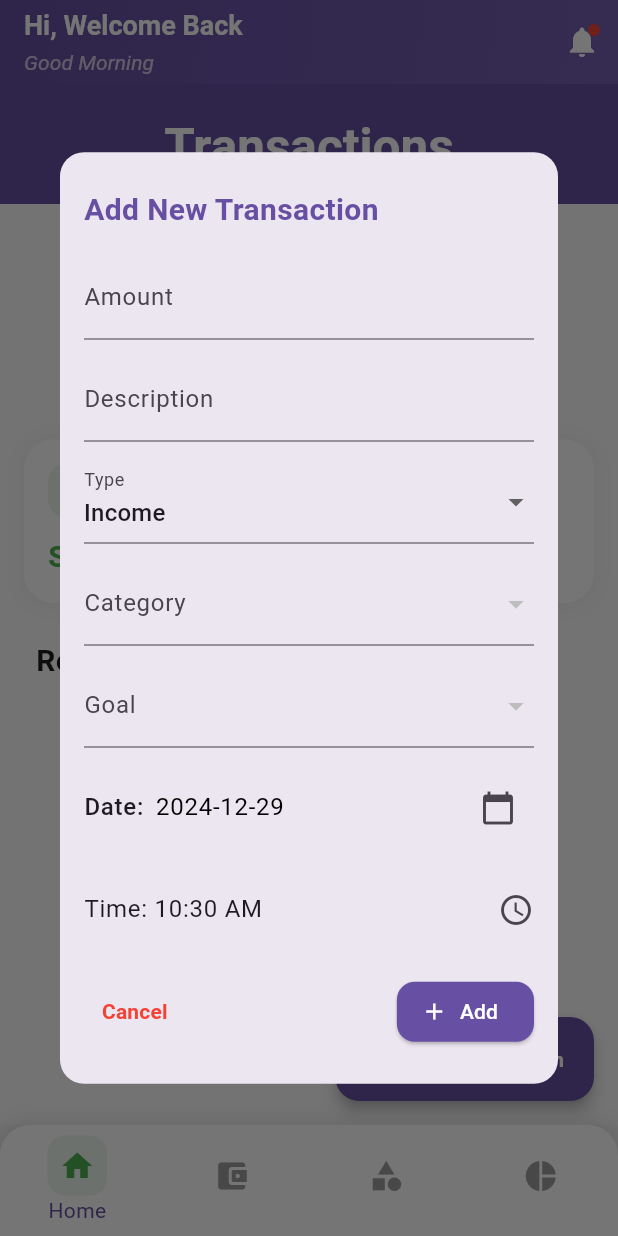
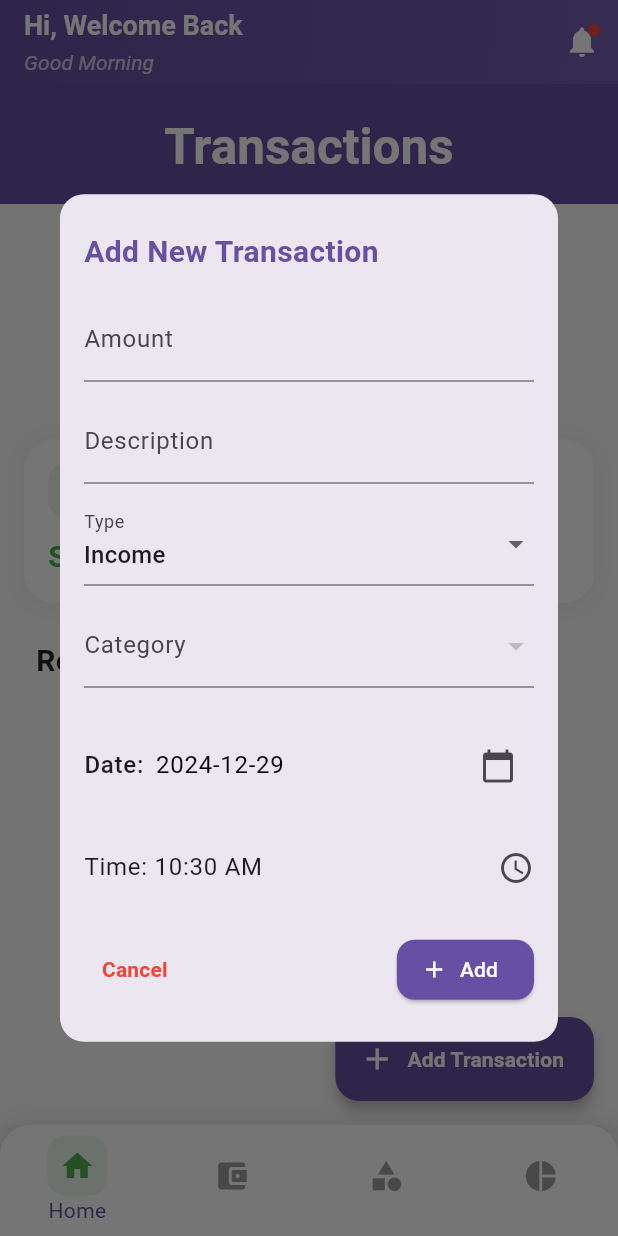
Before and after one commit to acrispin06/chioneapp, a Flutter app: the screen it shows after launch, after a tap on "Add Transaction", on a phone screen of 412 x 824 dp. Run offline on Flutter 3.47's test engine with Material 3 defaults, Android fonts, the phone set to English and light mode, and no system bars; our stand-ins replace sqflite; accounts and stored records are empty.

Commit message:
fix(goal): sincrozing UI when a transaction is added for a goal

```diff
--- a/lib/views/transaction_screen.dart
+++ b/lib/views/transaction_screen.dart
@@ -58,17 +58,22 @@ class _TransactionScreenState extends State<TransactionScreen> {
   Future<void> _showAddTransactionDialog() async {
     final transactionViewModel = Provider.of<TransactionViewModel>(context, listen: false);
     final goalViewModel = Provider.of<GoalViewModel>(context, listen: false);
-    // Fetch available goals
+
+    // Fetch initial data
     await goalViewModel.fetchGoals();
 
     await showDialog(
       context: context,
-      builder: (context) => Dialog(
+      builder: (context) {
+        return StatefulBuilder(
+          builder: (context, setState) {
+            return Dialog(
               shape: RoundedRectangleBorder(
                 borderRadius: BorderRadius.circular(16),
               ),
               child: Container(
                 padding: const EdgeInsets.symmetric(horizontal: 16, vertical: 24),
+                child: SingleChildScrollView(
                   child: Column(
                     mainAxisSize: MainAxisSize.min,
                     crossAxisAlignment: CrossAxisAlignment.start,
@@ -98,11 +103,11 @@ class _TransactionScreenState extends State<TransactionScreen> {
                             const SizedBox(height: 12),
 
                             // Type Dropdown
-                    _buildTypeDropdown(),
+                            _buildTypeDropdown(setState),
                             const SizedBox(height: 12),
 
                             // Category Dropdown
-                    _buildCategoryDropdown(),
+                            _buildCategoryDropdown(setState),
                             const SizedBox(height: 12),
 
                             // Goal Dropdown (only for income)
@@ -110,11 +115,11 @@ class _TransactionScreenState extends State<TransactionScreen> {
                             const SizedBox(height: 12),
 
                             // Date Picker
-                    _buildDatePicker(),
+                            _buildDatePicker(setState),
                             const SizedBox(height: 12),
 
                             // Time Picker
-                    _buildTimePicker(),
+                            _buildTimePicker(setState),
                           ],
                         ),
                       ),
@@ -127,7 +132,7 @@ class _TransactionScreenState extends State<TransactionScreen> {
                         children: [
                           TextButton(
                             onPressed: () => Navigator.of(context).pop(),
-                    child: Text(
+                            child: const Text(
                               "Cancel",
                               style: TextStyle(
                                 color: Colors.red,
@@ -153,18 +158,28 @@ class _TransactionScreenState extends State<TransactionScreen> {
                 ),
               ),
             );
+          },
+        );
+      },
+    );
   }
 
   Widget _buildGoalDropdown(GoalViewModel goalViewModel) {
+    return Consumer<GoalViewModel>(
+      builder: (context, viewModel, _) {
+        if (_selectedTypeId == 2 || _selectedCategoryId == null) {
+          return const SizedBox();
+        }
+
         return DropdownButtonFormField<int>(
           value: _selectedGoalId,
           decoration: const InputDecoration(
             labelText: "Goal",
           ),
-      items: goalViewModel.goals.map((goal) {
+          items: viewModel.filteredGoals.map((goal) {
             return DropdownMenuItem<int>(
-          value: (goal as Goal).id,
-          child: Text((goal as Goal).name),
+              value: goal.id,
+              child: Text(goal.name),
             );
           }).toList(),
           onChanged: (value) {
@@ -172,71 +187,65 @@ class _TransactionScreenState extends State<TransactionScreen> {
               _selectedGoalId = value;
             });
           },
-      validator: (value) {
-        if (_selectedTypeId == 1 && value == null) {
-          return "Please select a goal for this income.";
-        }
-        return null;
+        );
       },
     );
   }
 
-  Widget _buildTextField(String label, TextEditingController controller,
-      TextInputType type) {
+  Widget _buildTextField(String label, TextEditingController controller, TextInputType type) {
     return TextFormField(
       controller: controller,
       keyboardType: type,
       decoration: InputDecoration(
         labelText: label,
       ),
-      validator: (value) =>
-      value == null || value.isEmpty
-          ? "Please enter $label"
-          : null,
+      validator: (value) => value == null || value.isEmpty ? "Please enter $label" : null,
     );
   }
 
-  Widget _buildTypeDropdown() {
+  Widget _buildTypeDropdown(void Function(void Function()) setState) {
     return DropdownButtonFormField<int>(
       value: _selectedTypeId,
-      decoration: InputDecoration(
-        labelText: "Type",
-      ),
+      decoration: const InputDecoration(labelText: "Type"),
       items: const [
         DropdownMenuItem(value: 1, child: Text("Income")),
         DropdownMenuItem(value: 2, child: Text("Expense")),
       ],
       onChanged: (value) async {
-        setState(() => _selectedTypeId = value ?? 1);
-        await Provider.of<TransactionViewModel>(context, listen: false)
-            .fetchCategoriesByType(_selectedTypeId);
-        _initializeCategorySelection();
+        setState(() {
+          _selectedTypeId = value ?? 1;
+          _selectedGoalId = null; // Reset the goal if switching types
+        });
+
+        // Fetch categories based on the type
+        await Provider.of<TransactionViewModel>(context, listen: false).fetchCategoriesByType(_selectedTypeId);
+        setState(() => _initializeCategorySelection());
       },
     );
   }
 
-  Widget _buildCategoryDropdown() {
+  Widget _buildCategoryDropdown(void Function(void Function()) setState) {
     return Consumer<TransactionViewModel>(
       builder: (context, viewModel, _) {
         return DropdownButtonFormField<int>(
           value: _selectedCategoryId,
-          decoration: InputDecoration(
-            labelText: "Category",
-          ),
+          decoration: const InputDecoration(labelText: "Category"),
           items: viewModel.categories.map((category) {
             return DropdownMenuItem<int>(
               value: category['id'] as int,
               child: Text(category['name']),
             );
           }).toList(),
-          onChanged: (value) {
+          onChanged: (value) async {
             if (value != null) {
-              final selectedCategory = viewModel.categories.firstWhere((
-                  c) => c['id'] == value);
+              final goalViewModel = Provider.of<GoalViewModel>(context, listen: false);
               setState(() {
                 _selectedCategoryId = value;
-                _selectedIconId = selectedCategory['icon_id'];
+                _selectedGoalId = null; // Reset goal dropdown
               });
+
+              // Filter goals based on the selected category
+              await goalViewModel.fetchGoalsByCategory(value);
             }
           },
         );
@@ -244,7 +253,7 @@ class _TransactionScreenState extends State<TransactionScreen> {
     );
   }
 
-  Widget _buildDatePicker() {
+  Widget _buildDatePicker(void Function(void Function()) setState) {
     return ListTile(
       contentPadding: EdgeInsets.zero,
       title: Row(
@@ -256,7 +265,7 @@ class _TransactionScreenState extends State<TransactionScreen> {
           const SizedBox(width: 8),
           Text(
             "${_selectedDate.toLocal()}".split(' ')[0],
-            style: TextStyle(fontSize: 16, color: Colors.black),
+            style: const TextStyle(fontSize: 16, color: Colors.black),
           ),
         ],
       ),
@@ -279,8 +288,7 @@ class _TransactionScreenState extends State<TransactionScreen> {
     );
   }
 
-
-  Widget _buildTimePicker() {
+  Widget _buildTimePicker(void Function(void Function()) setState) {
     return ListTile(
       contentPadding: EdgeInsets.zero,
       title: Text("Time: ${_selectedTime.format(context)}"),
@@ -312,7 +320,8 @@ class _TransactionScreenState extends State<TransactionScreen> {
         'updated_at': DateTime.now().toIso8601String(),
       };
 
-      await Provider.of<TransactionViewModel>(context, listen: false).addTransactionWithGoal(transaction, goalViewModel, goalId: _selectedGoalId);
+      // Only include goalId if it is selected
+      await transactionViewModel.addTransactionWithGoal(transaction, goalViewModel, goalId: _selectedGoalId);
       Navigator.of(context).pop();
       _clearForm();
     }
```
Also changed, not shown: lib/services/goal_service.dart (+10 -0 lines), lib/viewmodels/goal_view_model.dart (+12 -1 lines). Lines whose indentation alone changed are shown as unchanged.
